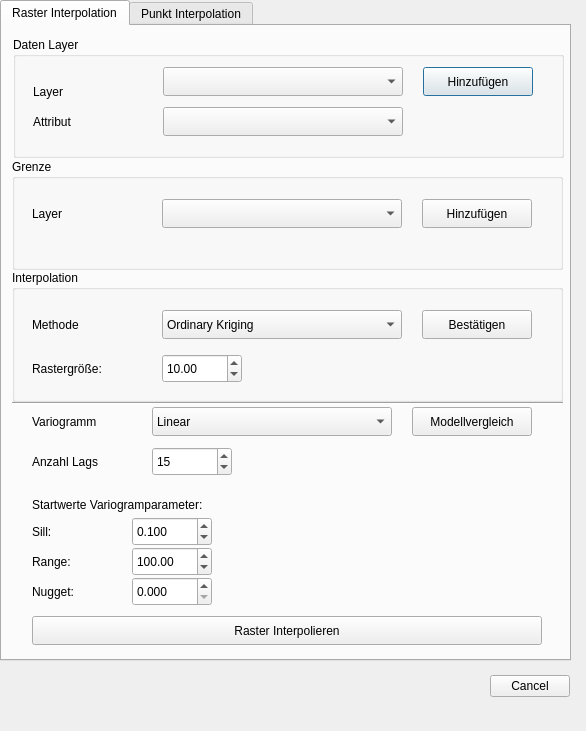
FARMWISSEN/OFE-Datenfusion, file Optimierung.ui: the form before one commit.
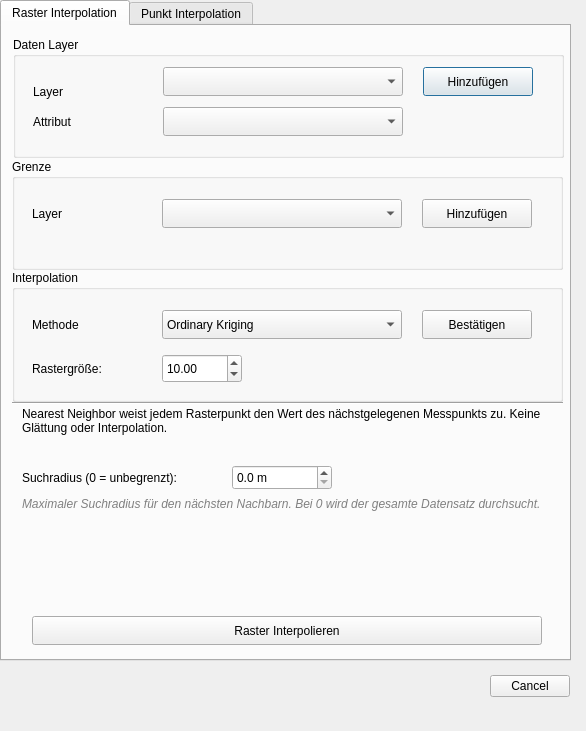
The form after the commit. The open tabs and pages were chosen to show the change. Custom widgets are drawn as their Qt base class.

Commit message:
feat: add Nearest Neighbor interpolation method with GDAL gridnearestneighbor support
Add Nearest Neighbor as third interpolation method alongside Kriging and IDW. Implements GDAL-based gridnearestneighbor algorithm with configurable search radius parameter. Update UI with dedicated parameter pages for both raster and point interpolation workflows. Extend dispatcher architecture in i_plugin.py with run_nearest_neighbor_interpolation() workflow and interpolate_nearest_neighbor() method. Add configuration

```diff
--- a/Optimierung.ui
+++ b/Optimierung.ui
@@ -813,6 +813,90 @@
        </property>
       </widget>
      </widget>
+     <widget class="QWidget" name="page_nearest_neighbor">
+      <widget class="QLabel" name="label_nn_info">
+       <property name="geometry">
+        <rect>
+         <x>10</x>
+         <y>10</y>
+         <width>531</width>
+         <height>51</height>
+        </rect>
+       </property>
+       <property name="text">
+        <string>Nearest Neighbor weist jedem Rasterpunkt den Wert des nächstgelegenen Messpunkts zu. Keine Glättung oder Interpolation.</string>
+       </property>
+       <property name="alignment">
+        <set>Qt::AlignLeading|Qt::AlignLeft|Qt::AlignTop</set>
+       </property>
+       <property name="wordWrap">
+        <bool>true</bool>
+       </property>
+      </widget>
+      <widget class="QLabel" name="label_nn_radius">
+       <property name="geometry">
+        <rect>
+         <x>10</x>
+         <y>70</y>
+         <width>200</width>
+         <height>21</height>
+        </rect>
+       </property>
+       <property name="text">
+        <string>Suchradius (0 = unbegrenzt):</string>
+       </property>
+      </widget>
+      <widget class="QDoubleSpinBox" name="doubleSpinBox_nn_radius">
+       <property name="geometry">
+        <rect>
+         <x>220</x>
+         <y>68</y>
+         <width>100</width>
+         <height>25</height>
+        </rect>
+       </property>
+       <property name="suffix">
+        <string> m</string>
+       </property>
+       <property name="decimals">
+        <number>1</number>
+       </property>
+       <property name="minimum">
+        <double>0.000000000000000</double>
+       </property>
+       <property name="maximum">
+        <double>10000.000000000000000</double>
+       </property>
+       <property name="singleStep">
+        <double>10.000000000000000</double>
+       </property>
+       <property name="value">
+        <double>0.000000000000000</double>
+       </property>
+      </widget>
+      <widget class="QLabel" name="label_nn_radius_hint">
+       <property name="geometry">
+        <rect>
+         <x>10</x>
+         <y>100</y>
+         <width>531</width>
+         <height>41</height>
+        </rect>
+       </property>
+       <property name="text">
+        <string>Maximaler Suchradius für den nächsten Nachbarn. Bei 0 wird der gesamte Datensatz durchsucht.</string>
+       </property>
+       <property name="alignment">
+        <set>Qt::AlignLeading|Qt::AlignLeft|Qt::AlignTop</set>
+       </property>
+       <property name="wordWrap">
+        <bool>true</bool>
+       </property>
+       <property name="styleSheet">
+        <string>color: gray; font-style: italic;</string>
+       </property>
+      </widget>
+     </widget>
     </widget>
     <widget class="QPushButton" name="button_interpolate_points_2">
      <property name="geometry">
```
Left out of the diff: 84 changed lines with no effect on the pictures. The commit also changes 4 other files.
